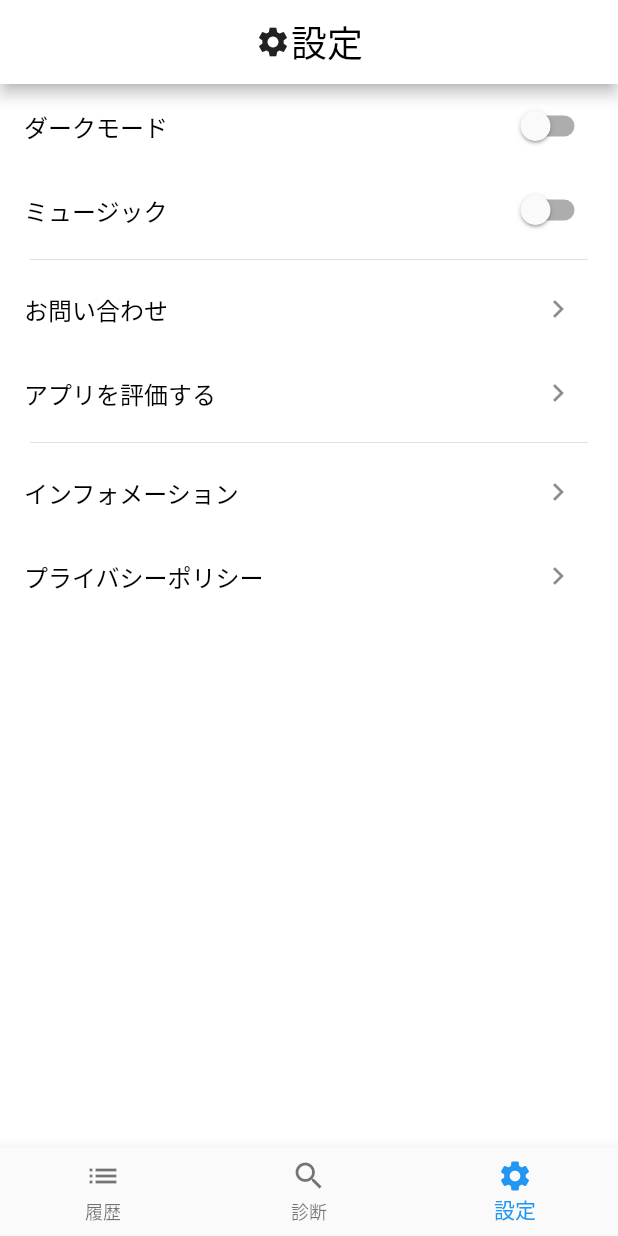
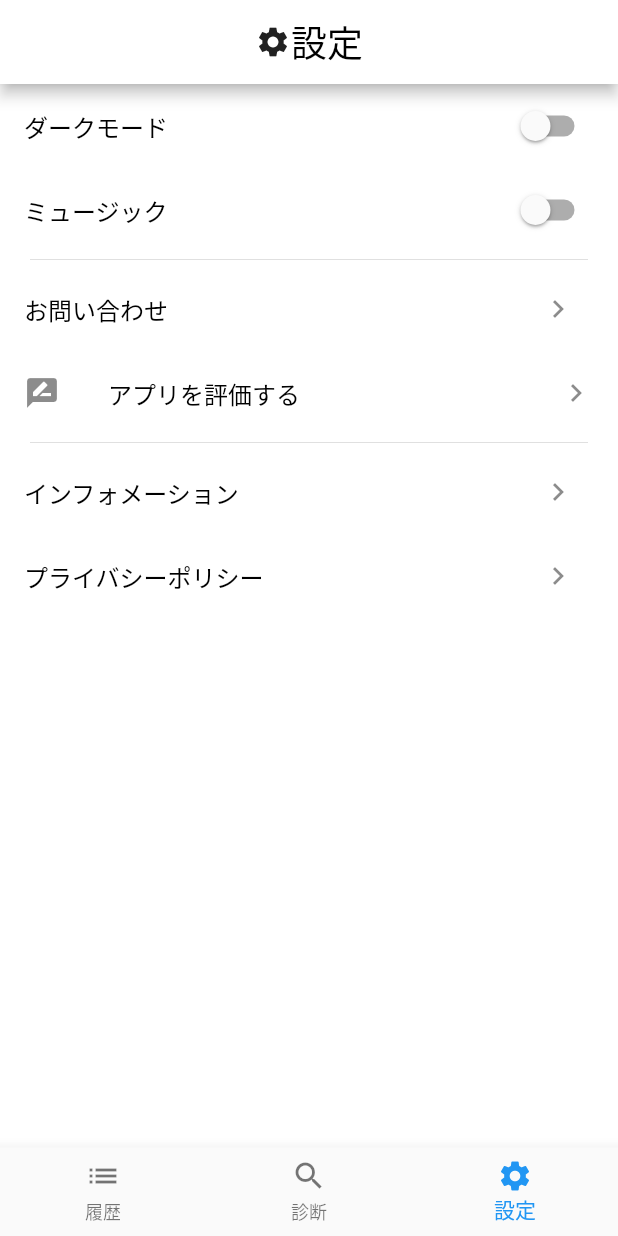
Before and after one commit to hata8341/flutter-snow_board_selecter, a Flutter app: the screen it shows after launch, item 3 of the bottom bar chosen, on a phone screen of 412 x 824 dp. Run offline on Flutter 3.47's test engine with Material 2 defaults, Android fonts, the phone set to English and light mode, and no system bars; our stand-ins replace animated_text_kit, awesome_dialog, firebase_analytics, firebase_core, firebase_crashlytics, fl_chart and 12 more; accounts and stored records are empty.

Commit message:
#61 レビュー機能の追加

```diff
--- a/lib/views/settings/setting_top.dart
+++ b/lib/views/settings/setting_top.dart
@@ -1,5 +1,6 @@
 import 'package:flutter/material.dart';
 import 'package:hooks_riverpod/hooks_riverpod.dart';
+import 'package:in_app_review/in_app_review.dart';
 import 'package:sbselector/view_model/page_view_model.dart';
 import 'package:sbselector/view_model/theme_view_mode.dart';
 
@@ -46,12 +47,14 @@ class SettingList extends HookConsumerWidget {
         ),
         ListTile(
           title: const Text('アプリを評価する'),
-          trailing: IconButton(
-            icon: const Icon(Icons.keyboard_arrow_right),
-            onPressed: () {
-              print('アプリを評価する');
-            },
-          ),
+          leading: const Icon(Icons.rate_review),
+          trailing: const Icon(Icons.keyboard_arrow_right),
+          onTap: () async {
+            final InAppReview inAppReview = InAppReview.instance;
+            if (await inAppReview.isAvailable()) {
+              inAppReview.requestReview();
+            }
+          },
         ),
         const Divider(
           height: 10.0,
--- a/pubspec.yaml
+++ b/pubspec.yaml
@@ -58,7 +58,7 @@ dependencies:
   shared_preferences: ^2.0.15
   just_audio: ^0.9.24
   webview_flutter: ^3.0.4
-  # platform: ^3.1.0
+  in_app_review: ^2.0.4
 
 dev_dependencies:
   flutter_test:
```
Also changed, not shown: pubspec.lock, 1 other file.
